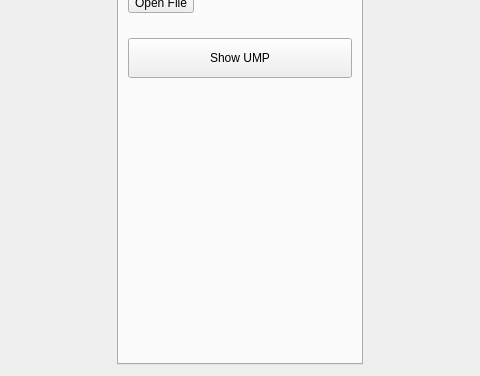
First picture: the form in graphswindow.ui, repository zhitko/inton-trainer, before the edit; both pictures show x 347 to 827 and y 205 to 581 of the 1175 by 581 pixel window.
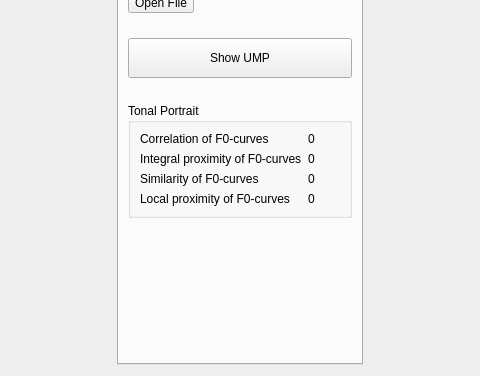
Second picture: the form after the edit. Icons and pictures are not drawn.

Commit message: add new formulas to calc similarity

Patch:
```diff
--- a/graphswindow.ui
+++ b/graphswindow.ui
@@ -171,6 +171,71 @@
            </property>
           </widget>
          </item>
+         <item>
+          <widget class="QGroupBox" name="groupBox_2">
+           <property name="title">
+            <string>Tonal Portrait</string>
+           </property>
+           <layout class="QFormLayout" name="formLayout">
+            <item row="0" column="0">
+             <widget class="QLabel" name="label">
+              <property name="text">
+               <string>Correlation of F0-curves</string>
+              </property>
+             </widget>
+            </item>
+            <item row="1" column="0">
+             <widget class="QLabel" name="label_2">
+              <property name="text">
+               <string>Integral proximity of F0-curves</string>
+              </property>
+             </widget>
+            </item>
+            <item row="2" column="0">
+             <widget class="QLabel" name="label_3">
+              <property name="text">
+               <string>Similarity of F0-curves</string>
+              </property>
+             </widget>
+            </item>
+            <item row="3" column="0">
+             <widget class="QLabel" name="label_11">
+              <property name="text">
+               <string>Local proximity of F0-curves</string>
+              </property>
+             </widget>
+            </item>
+            <item row="0" column="1">
+             <widget class="QLabel" name="totalC">
+              <property name="text">
+               <string>0</string>
+              </property>
+             </widget>
+            </item>
+            <item row="1" column="1">
+             <widget class="QLabel" name="totalI">
+              <property name="text">
+               <string>0</string>
+              </property>
+             </widget>
+            </item>
+            <item row="2" column="1">
+             <widget class="QLabel" name="totalS">
+              <property name="text">
+               <string>0</string>
+              </property>
+             </widget>
+            </item>
+            <item row="3" column="1">
+             <widget class="QLabel" name="totalL">
+              <property name="text">
+               <string>0</string>
+              </property>
+             </widget>
+            </item>
+           </layout>
+          </widget>
+         </item>
          <item>
           <spacer name="verticalSpacer_2">
            <property name="orientation">
```
The commit also changes 5 other files.
